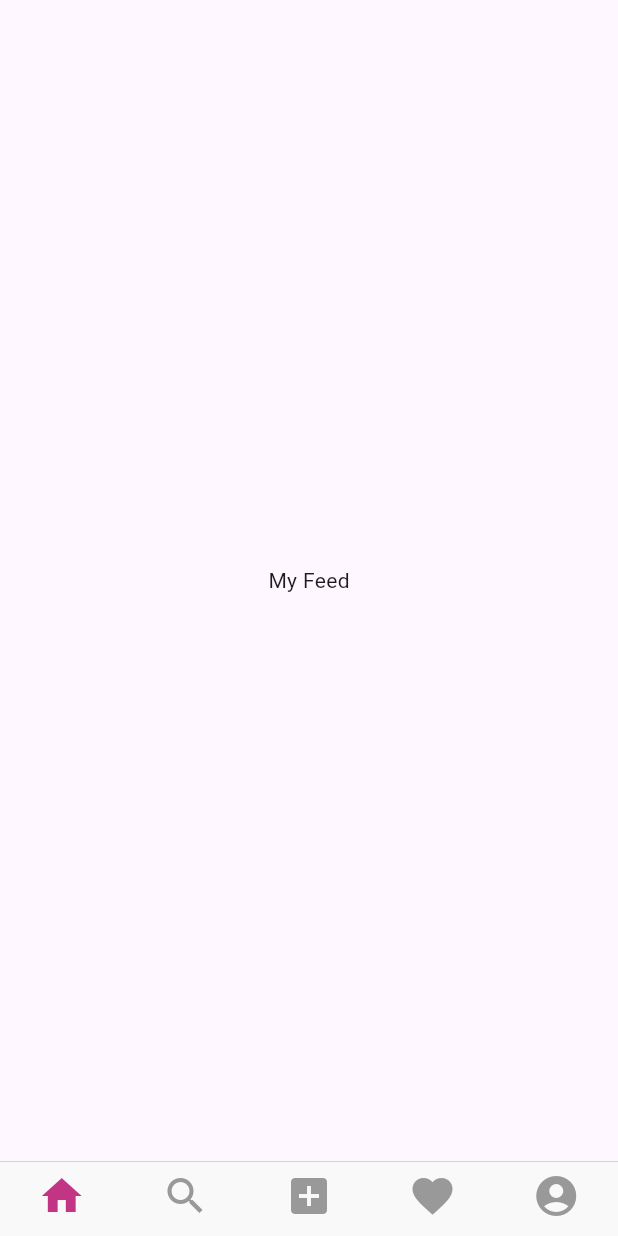
After one commit to Shaxzodbek777/pdpinstaclone, a Flutter app: the HomePage screen opened by its route, item 2 of the bottom bar chosen, after a tap on the "home" icon, on a phone screen of 412 x 824 dp. The commit adds this screen. Run offline on Flutter 3.47's test engine with Material 3 defaults, Android fonts, the phone set to English and light mode, and no system bars; our stand-ins replace fluttertoast, image_picker.

Commit message:
PDP Module 7 Lesson 2

```diff
--- a/lib/Pages/HomePage.dart
+++ b/lib/Pages/HomePage.dart
@@ -1,4 +1,10 @@
+import 'package:flutter/cupertino.dart';
 import 'package:flutter/material.dart';
+import 'package:pdpinstaclone/Pages/My_LakesPage.dart';
+import 'package:pdpinstaclone/Pages/My_Profile_Page.dart';
+import 'package:pdpinstaclone/Pages/my_Aploat_Page.dart';
+import 'package:pdpinstaclone/Pages/my_Search.dart';
+import 'package:pdpinstaclone/Pages/my_feedPage.dart';
 class HomePage extends StatefulWidget {
   const HomePage({super.key});
 static final String id = "HomePage";
@@ -7,8 +13,55 @@ static final String id = "HomePage";
 }
 
 class _HomePageState extends State<HomePage> {
+
+  PageController? _pageController;
+  int _correntTab = 0;
+  @override
+  void initState() {
+    // TODO: implement initState
+    super.initState();
+    _pageController = PageController();
+  }
+
   @override
   Widget build(BuildContext context) {
-    return const Placeholder();
+    return Scaffold(
+      body: PageView(
+        controller: _pageController,
+        children: [
+          MyFeedPage(),
+          MySearch(),
+          MyApploadPage(),
+          MyLikesPage(),
+          MyProfilePage()
+        ],
+        onPageChanged: (int index){
+         setState(() {
+           _correntTab =index;
+         });
+
+        },
+      ),
+      bottomNavigationBar: CupertinoTabBar(
+        onTap: (int index){
+
+      setState(() {
+        _correntTab =index;
+        _pageController!.animateToPage(index, duration: Duration(milliseconds: 200), curve: Curves.easeIn);
+      });
+        },
+        currentIndex: _correntTab,
+        activeColor: Color.fromRGBO(193, 53, 132, 1),
+          items: [
+          BottomNavigationBarItem(
+
+              icon: Icon(Icons.home, size: 32,)),
+          BottomNavigationBarItem(icon: Icon(Icons.search, size: 32,)),
+          BottomNavigationBarItem(icon: Icon(Icons.add_box, size: 32,)),
+          BottomNavigationBarItem(icon: Icon(Icons.favorite, size: 32,)),
+          BottomNavigationBarItem(icon: Icon(Icons.account_circle_sharp, size: 32,)),
+        ]
+      ),
+    );
   }
 }
--- /dev/null
+++ b/lib/Pages/My_LakesPage.dart
@@ -0,0 +1,19 @@
+
+import 'package:flutter/material.dart';
+class MyLikesPage extends StatefulWidget {
+  const MyLikesPage({super.key});
+static final String id = "MyLikesPage";
+  @override
+  State<MyLikesPage> createState() => _MyLikesPageState();
+}
+
+class _MyLikesPageState extends State<MyLikesPage> {
+  @override
+  Widget build(BuildContext context) {
+    return Scaffold(
+      body: Center(
+        child: Text("My Like"),
+      ),
+    );
+  }
+}
--- /dev/null
+++ b/lib/Pages/My_Profile_Page.dart
@@ -0,0 +1,18 @@
+import 'package:flutter/material.dart';
+class MyProfilePage extends StatefulWidget {
+  const MyProfilePage({super.key});
+static final String id = "MyProfilePage";
+  @override
+  State<MyProfilePage> createState() => _MyProfilePageState();
+}
+
+class _MyProfilePageState extends State<MyProfilePage> {
+  @override
+  Widget build(BuildContext context) {
+    return Scaffold(
+      body: Center(
+        child: Text("My Profile"),
+      ),
+    );
+  }
+}
--- a/lib/Pages/SignUpPage.dart
+++ b/lib/Pages/SignUpPage.dart
@@ -26,7 +26,7 @@ class _SignUpPageState extends State<SignUpPage> {
     String cpassword = cpasswordController.text.toString().trim();
     if(email.isEmpty || password.isEmpty || fullname.isEmpty || cpassword.isEmpty) return;
     if(cpassword != password){
-      Utils.fireToast("Parollar bir birga mos emas");
+      Utils.fireToast(context,"Parollar bir birga mos emas");
       return;
     }
     Navigator.pushReplacementNamed(context, HomePage.id);
--- /dev/null
+++ b/lib/Pages/my_Aploat_Page.dart
@@ -0,0 +1,104 @@
+import 'dart:io';
+
+import 'package:flutter/material.dart';
+import 'package:image_picker/image_picker.dart';
+class MyApploadPage extends StatefulWidget {
+  const MyApploadPage({super.key});
+static final String id = "MyApploadPage";
+  @override
+  State<MyApploadPage> createState() => _MyApploadPageState();
+}
+
+class _MyApploadPageState extends State<MyApploadPage> {
+
+  bool isLoading = false;
+  var captionController = TextEditingController();
+  final ImagePicker _picker = ImagePicker();
+  File? _image;
+  _imageFromGalery() async{
+    XFile? image = await _picker.pickImage(source: ImageSource.gallery, imageQuality: 50);
+    setState(() {
+      _image = File(image!.path);
+    });
+  }
+
+
+
+  @override
+  Widget build(BuildContext context) {
+    return Scaffold(
+      backgroundColor: Colors.white,
+      appBar: AppBar(
+        backgroundColor: Colors.white,
+        elevation: 0,
+        title: Text("Upload", style: TextStyle(color: Colors.black, ),),
+        actions: [
+          IconButton(
+              onPressed: (){},
+              icon: Icon(
+               Icons.drive_folder_upload,
+                color: Colors.black,
+              ))
+        ],
+      ),
+      body: Stack(
+        children: [
+          SingleChildScrollView(
+            child: Container(
+              height: MediaQuery.of(context).size.height,
+              child: Column(
+                children: [
+                GestureDetector(
+                  onTap: (){
+                    _imageFromGalery();
+                  },
+                  child:   Container(
+                    width: double.infinity,
+                    height: MediaQuery.of(context).size.width,
+                    color: Colors.grey.withOpacity(0.4),
+                    child: _image == null ?  Center(
+                      child: Icon(Icons.add_a_photo,size: 50, color: Colors.grey,),
+                    ): Stack(
+                      children: [
+                        Image.file(_image!,width: double.infinity, height: double.infinity,
+                        fit: BoxFit.cover,),
+                      Container(
+                        width: double.infinity,
+                        color: Colors.black12,
+                        padding: EdgeInsets.all(10),
+                        child: Column(
+                          crossAxisAlignment: CrossAxisAlignment.end,
+                          children: [
+                            IconButton(onPressed: (){}, icon: Icon(Icons.highlight_remove
+                            ))
+                          ],
+                        ),
+                      )
+                      ],
+                    ),
+                  ),
+                ),
+
+                  Container(
+                    margin: EdgeInsets.only(left: 10, right: 10, top: 10),
+                    child: TextField(
+                      controller: captionController,
+                      style: TextStyle(color: Colors.black),
+                      keyboardType: TextInputType.multiline,
+                      minLines: 1,
+                      maxLength: 5,
+                      decoration: InputDecoration(
+                        hintText: "Caption",
+                        hintStyle: TextStyle(fontSize: 17, color: Colors.black38),
+                      ),
+                    ),
+                  )
+                ],
+              ),
+            ),
+          )
+        ],
+      )
+    );
+  }
+}
--- /dev/null
+++ b/lib/Pages/my_Search.dart
@@ -0,0 +1,18 @@
+import 'package:flutter/material.dart';
+class MySearch extends StatefulWidget {
+  const MySearch({super.key});
+static final String id = "MySearch";
+  @override
+  State<MySearch> createState() => _MySearchState();
+}
+
+class _MySearchState extends State<MySearch> {
+  @override
+  Widget build(BuildContext context) {
+    return Scaffold(
+      body: Center(
+        child: Text("Search"),
+      ),
+    );
+  }
+}
--- /dev/null
+++ b/lib/Pages/my_feedPage.dart
@@ -0,0 +1,18 @@
+import 'package:flutter/material.dart';
+class MyFeedPage extends StatefulWidget {
+  const MyFeedPage({super.key});
+static final String id = "MyFeedPage";
+  @override
+  State<MyFeedPage> createState() => _MyFeedPageState();
+}
+
+class _MyFeedPageState extends State<MyFeedPage> {
+  @override
+  Widget build(BuildContext context) {
+    return Scaffold(
+      body: Center(
+        child: Text("My Feed"),
+      ),
+    );
+  }
+}
--- a/lib/Service/utels_service.dart
+++ b/lib/Service/utels_service.dart
@@ -3,7 +3,7 @@ import 'package:fluttertoast/fluttertoast.dart';
 
 class Utils {
 
-  static void fireToast(String msg){
+  static void fireToast(BuildContext context,String msg){
     Fluttertoast.showToast(
       msg: msg,
       toastLength: Toast.LENGTH_SHORT,
--- a/pubspec.yaml
+++ b/pubspec.yaml
@@ -12,6 +12,7 @@ dependencies:
 
   cupertino_icons: ^1.0.2
   fluttertoast: ^8.2.4
+  image_picker: ^1.0.7
 
 dev_dependencies:
   flutter_test:
```
Also changed, not shown: pubspec.lock, 1 other file.
